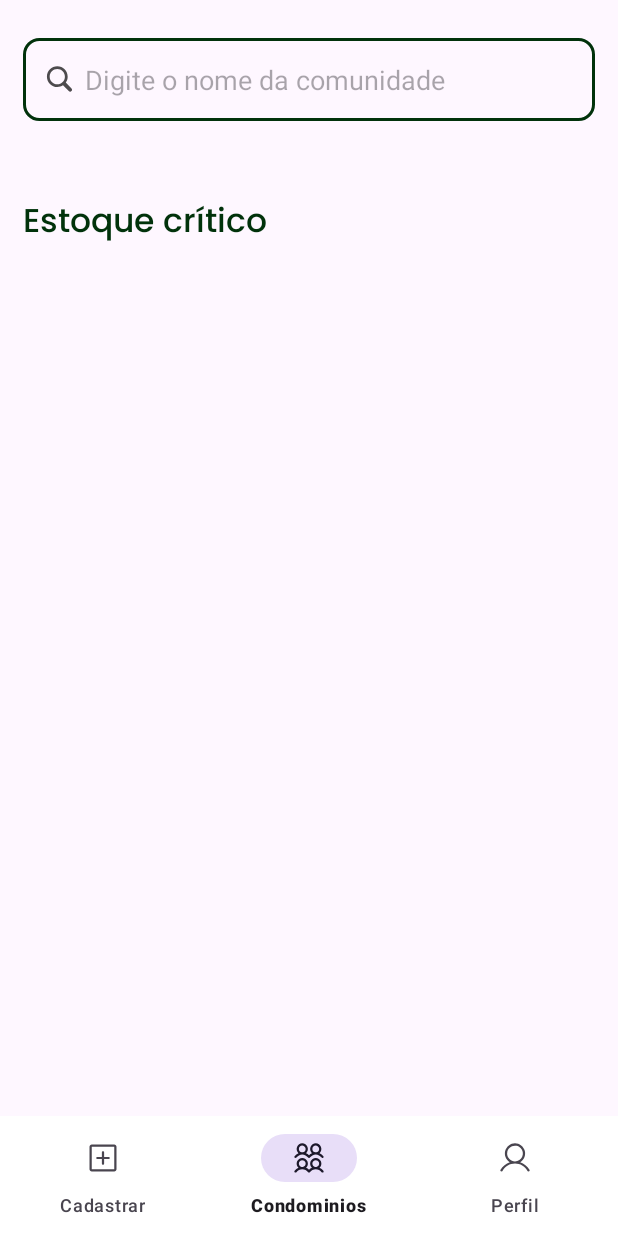
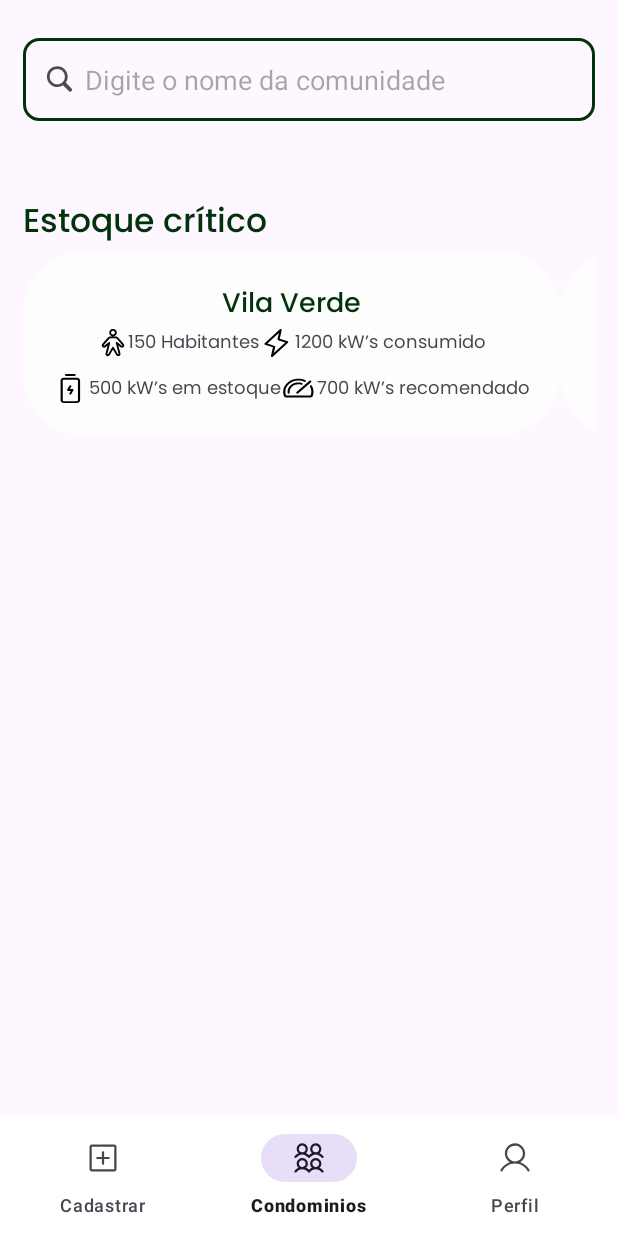
Before and after one commit to yagoluucas/gs-energywise-android, an Android app: the HomeActivity screen opened directly, with no data from a screen before it, on a phone screen of 412 x 824 dp. Run offline under Robolectric (Android 15) with nearby library versions, the phone set to English and light mode, and no system bars.

Commit message:
Feito layout inicial da lista de comunidades

```diff
--- a/app/src/main/java/com/example/energywise/activity/HomeActivity.kt
+++ b/app/src/main/java/com/example/energywise/activity/HomeActivity.kt
@@ -4,7 +4,11 @@ import android.os.Bundle
 import android.view.WindowManager
 import android.widget.EditText
 import androidx.appcompat.app.AppCompatActivity
+import androidx.recyclerview.widget.LinearLayoutManager
+import androidx.recyclerview.widget.RecyclerView
 import com.example.energywise.R
+import com.example.energywise.model.Comunidade
+import com.example.energywise.recyclerview.AdapterListaCondominio
 
 class HomeActivity: AppCompatActivity() {
     override fun onCreate(savedInstanceState: Bundle?) {
@@ -12,6 +16,33 @@ class HomeActivity: AppCompatActivity() {
         setContentView(R.layout.activity_home)
 
         val pesquisarComunidade: EditText = findViewById(R.id.HOME_CampoPesquisarComunidade_EditText)
+        val recyclerViewEstoqueCritico: RecyclerView = findViewById(R.id.HOME_RecyclerViewEstoqueCritico_RecyclerView)
+        recyclerViewEstoqueCritico.adapter = AdapterListaCondominio(this, listOf(
+            Comunidade(
+                nome = "Vila Verde",
+                quantidadeHabitantes = 150,
+                energiaConsumida = 1200,
+                energiaEmEstoque = 500,
+                observacao = "Requer expansão de geração solar.",
+                estoqueRecomendado = 700
+            ),
+            Comunidade(
+                nome = "Praia do Sol",
+                quantidadeHabitantes = 300,
+                energiaConsumida = 2500,
+                energiaEmEstoque = 1800,
+                estoqueRecomendado = 2200
+            ),
+            Comunidade(
+                nome = "Ponte Alta",
+                quantidadeHabitantes = 80,
+                energiaConsumida = 600,
+                energiaEmEstoque = 200,
+                observacao = "Demanda baixa, geração suficiente.",
+                estoqueRecomendado = 300
+            )
+        ))
+        recyclerViewEstoqueCritico.layoutManager = LinearLayoutManager(this, LinearLayoutManager.HORIZONTAL, false)
         pesquisarComunidade.clearFocus()
 
         window.setSoftInputMode(WindowManager.LayoutParams.SOFT_INPUT_STATE_ALWAYS_HIDDEN)
--- a/app/src/main/java/com/example/energywise/model/Comunidade.kt
+++ b/app/src/main/java/com/example/energywise/model/Comunidade.kt
@@ -1,28 +1,31 @@
 package com.example.energywise.model
 
 class Comunidade {
-    private val nome: String
-    private val quantidadeHabitantes: Int
-    private val energiaConsumida: Int
-    private val energiaEmEstoque: Int
-    private var observacao: String? = null
+    val nome: String
+    val quantidadeHabitantes: Int
+    val energiaConsumida: Int
+    val energiaEmEstoque: Int
+    val estoqueRecomendado: Int
+    var observacao: String? = null
 
-    constructor(nome: String, quantidadeHabitantes: Int, energiaConsumida: Int, energiaEmEstoque: Int, observacao: String) {
+    constructor(nome: String, quantidadeHabitantes: Int, energiaConsumida: Int, energiaEmEstoque: Int, observacao: String, estoqueRecomendado: Int) {
         this.nome = nome
         this.quantidadeHabitantes = quantidadeHabitantes
         this.energiaConsumida = energiaConsumida
         this.energiaEmEstoque = energiaEmEstoque
+        this.estoqueRecomendado = estoqueRecomendado
         this.observacao = observacao
     }
 
-    constructor(nome: String, quantidadeHabitantes: Int, energiaConsumida: Int, energiaEmEstoque: Int) {
+    constructor(nome: String, quantidadeHabitantes: Int, energiaConsumida: Int, energiaEmEstoque: Int, estoqueRecomendado: Int) {
         this.nome = nome
         this.quantidadeHabitantes = quantidadeHabitantes
         this.energiaConsumida = energiaConsumida
+        this.estoqueRecomendado = estoqueRecomendado
         this.energiaEmEstoque = energiaEmEstoque
     }
 
     override fun toString(): String {
-        return "Comunidade(nome='$nome', quantidadeHabitantes=$quantidadeHabitantes, energiaConsumida=$energiaConsumida, energiaEmEstoque=$energiaEmEstoque, observacao=$observacao)"
+        return "Comunidade(nome='$nome', quantidadeHabitantes=$quantidadeHabitantes, energiaConsumida=$energiaConsumida, energiaEmEstoque=$energiaEmEstoque, estoqueRecomendado=$estoqueRecomendado, observacao=$observacao)"
     }
 }
--- /dev/null
+++ b/app/src/main/java/com/example/energywise/model/Usuario.kt
@@ -0,0 +1,8 @@
+package com.example.energywise.model
+
+import java.io.Serializable
+
+class Usuario(
+    val email: String,
+    val senha: String
+): Serializable
--- /dev/null
+++ b/app/src/main/java/com/example/energywise/recyclerview/AdapterListaCondominio.kt
@@ -0,0 +1,46 @@
+package com.example.energywise.recyclerview
+
+import android.content.Context
+import android.view.LayoutInflater
+import android.view.View
+import android.view.ViewGroup
+import android.widget.TextView
+import androidx.recyclerview.widget.RecyclerView
+import androidx.recyclerview.widget.RecyclerView.ViewHolder
+import com.example.energywise.R
+import com.example.energywise.model.Comunidade
+
+class AdapterListaCondominio(
+    private val context: Context,
+    private val comunidades: List<Comunidade>
+): RecyclerView.Adapter<AdapterListaCondominio.CondominioViewHolder>() {
+
+    class CondominioViewHolder(itemCondominio: View): RecyclerView.ViewHolder(itemCondominio){
+        fun vincula(comunidade: Comunidade) {
+            val nomeComunidade = itemView.findViewById<TextView>(R.id.ItemListaCondominio_TextNomeCondominio_TextView)
+            nomeComunidade.text = comunidade.nome
+            val energiaEmEstoque = itemView.findViewById<TextView>(R.id.ItemListaCondominio_TextEnergiaEstoque_TextView)
+            energiaEmEstoque.text = comunidade.energiaEmEstoque.toString().plus(" kW’s em estoque")
+            val qtdHabitantes = itemView.findViewById<TextView>(R.id.ItemListaCondominio_TextQtdHabitantes_TextView)
+            qtdHabitantes.text = comunidade.quantidadeHabitantes.toString().plus(" Habitantes")
+            val energiaConsumida = itemView.findViewById<TextView>(R.id.ItemListaCondominio_TextEnergiaConsumida_TextView)
+            energiaConsumida.text = comunidade.energiaConsumida.toString().plus(" kW’s consumido")
+            val estoqueRecomendado = itemView.findViewById<TextView>(R.id.ItemListaCondominio_TextEstoqueRecomendado_TextView)
+            estoqueRecomendado.text = comunidade.estoqueRecomendado.toString().plus(" kW’s recomendado")
+        }
+    }
+
+    override fun onCreateViewHolder(parent: ViewGroup, viewType: Int): CondominioViewHolder {
+        val inflated = LayoutInflater.from(context)
+        val view = inflated.inflate(R.layout.item_lista_comunidade, parent, false)
+        return CondominioViewHolder(view)
+    }
+
+    override fun onBindViewHolder(holder: CondominioViewHolder, position: Int) {
+        holder.vincula(comunidades[position])
+    }
+
+    override fun getItemCount(): Int {
+        return comunidades.size
+    }
+}
--- a/app/src/main/res/layout/activity_home.xml
+++ b/app/src/main/res/layout/activity_home.xml
@@ -55,6 +55,7 @@
                 android:orientation="horizontal">
 
                 <androidx.recyclerview.widget.RecyclerView
+                    android:id="@+id/HOME_RecyclerViewEstoqueCritico_RecyclerView"
                     android:layout_width="match_parent"
                     android:layout_height="wrap_content"
                     app:layout_constraintLeft_toLeftOf="parent"
```
